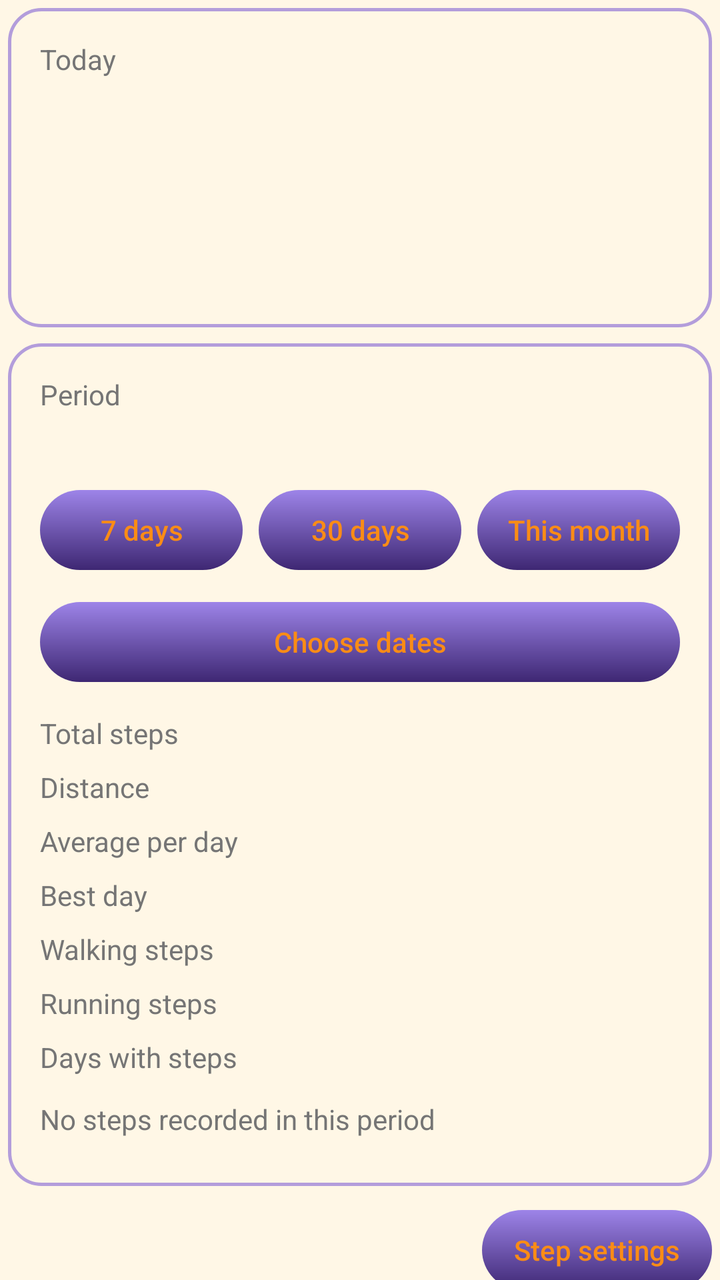
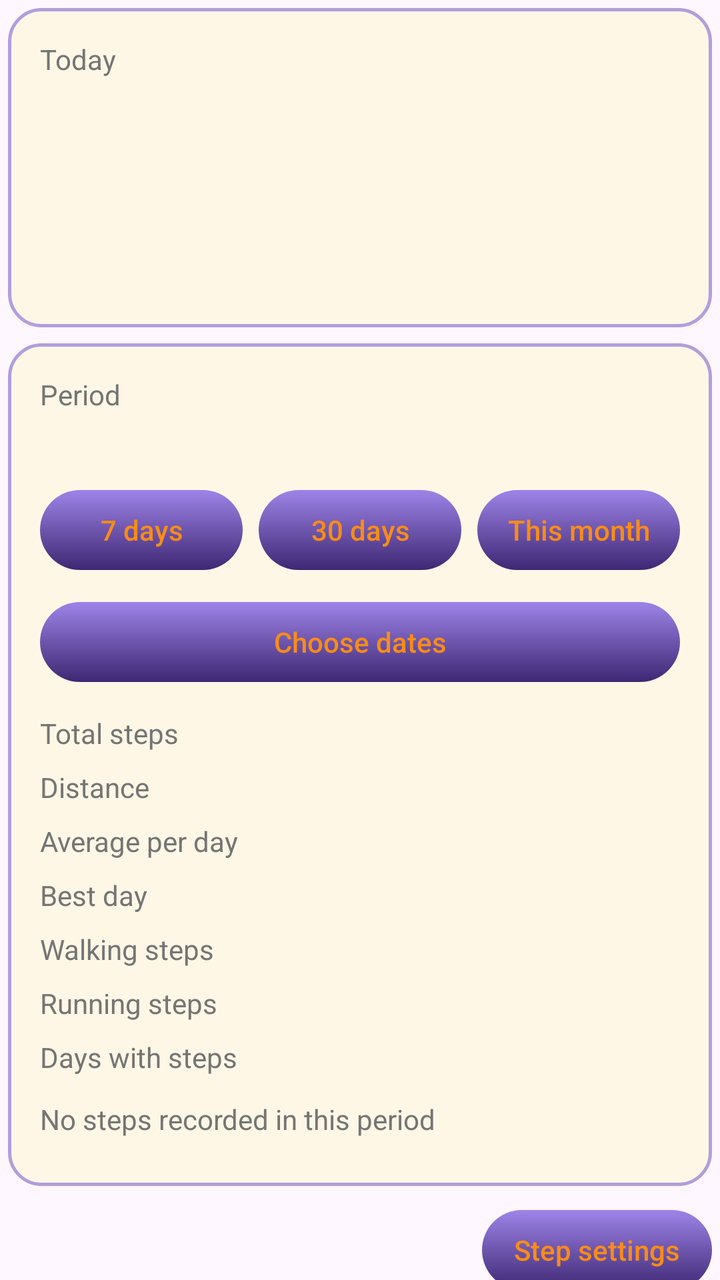

Before-and-after screenshots of an Android layout around one commit, followed by the original layout XML and the change that was made.
<!-- AndroidManifest.xml: application theme Theme.MyAssistant -->
<!-- res/layout/fragment_steps.xml -->
<?xml version="1.0" encoding="utf-8"?>
<androidx.core.widget.NestedScrollView xmlns:android="http://schemas.android.com/apk/res/android"
    android:layout_width="match_parent"
    android:layout_height="match_parent"
    android:background="@color/background"
    android:fillViewport="true">

    <LinearLayout
        android:layout_width="match_parent"
        android:layout_height="wrap_content"
        android:orientation="vertical"
        android:padding="4dp">

        <LinearLayout
            android:id="@+id/accessPanel"
            android:layout_width="match_parent"
            android:layout_height="wrap_content"
            android:layout_marginBottom="8dp"
            android:background="@drawable/bg_spinner_dropdown"
            android:orientation="vertical"
            android:padding="16dp"
            android:visibility="gone">

            <TextView
                android:id="@+id/accessMessage"
                android:layout_width="match_parent"
                android:layout_height="wrap_content"
                android:textColor="@color/text_color"
                android:textSize="14sp" />

            <androidx.appcompat.widget.AppCompatButton
                android:id="@+id/accessButton"
                style="@style/Widget.MyAssistant.ScanButton"
                android:layout_width="wrap_content"
                android:layout_height="wrap_content"
                android:layout_marginTop="8dp"
                android:minWidth="100dp"
                android:paddingStart="16dp"
                android:paddingEnd="16dp" />
        </LinearLayout>

        <LinearLayout
            android:layout_width="match_parent"
            android:layout_height="wrap_content"
            android:background="@drawable/bg_spinner_dropdown"
            android:orientation="vertical"
            android:padding="16dp">

            <TextView
                android:layout_width="wrap_content"
                android:layout_height="wrap_content"
                android:text="@string/steps_today"
                android:textColor="@color/text_secondary"
                android:textSize="14sp" />

            <TextView
                android:id="@+id/todaySteps"
                android:layout_width="wrap_content"
                android:layout_height="wrap_content"
                android:textColor="@color/text_color"
                android:textSize="44sp"
                android:textStyle="bold" />

            <TextView
                android:id="@+id/todayDistance"
                android:layout_width="wrap_content"
                android:layout_height="wrap_content"
                android:textColor="@color/text_color"
                android:textSize="20sp" />

            <TextView
                android:id="@+id/todaySplit"
                android:layout_width="wrap_content"
                android:layout_height="wrap_content"
                android:layout_marginTop="4dp"
                android:textColor="@color/text_secondary"
                android:textSize="14sp" />
        </LinearLayout>

        <LinearLayout
            android:layout_width="match_parent"
            android:layout_height="wrap_content"
            android:layout_marginTop="8dp"
            android:background="@drawable/bg_spinner_dropdown"
            android:orientation="vertical"
            android:padding="16dp">

            <TextView
                android:layout_width="wrap_content"
                android:layout_height="wrap_content"
                android:text="@string/steps_period"
                android:textColor="@color/text_secondary"
                android:textSize="14sp" />

            <TextView
                android:id="@+id/periodRange"
                android:layout_width="wrap_content"
                android:layout_height="wrap_content"
                android:layout_marginTop="2dp"
                android:textColor="@color/text_color"
                android:textSize="18sp"
                android:textStyle="bold" />

            <LinearLayout
                android:layout_width="match_parent"
                android:layout_height="wrap_content"
                android:layout_marginTop="8dp"
                android:orientation="horizontal">

                <androidx.appcompat.widget.AppCompatButton
                    android:id="@+id/last7Button"
                    style="@style/Widget.MyAssistant.ScanButton"
                    android:layout_width="0dp"
                    android:layout_height="wrap_content"
                    android:layout_marginEnd="4dp"
                    android:layout_weight="1"
                    android:text="@string/steps_last_7" />

                <androidx.appcompat.widget.AppCompatButton
                    android:id="@+id/last30Button"
                    style="@style/Widget.MyAssistant.ScanButton"
                    android:layout_width="0dp"
                    android:layout_height="wrap_content"
                    android:layout_marginStart="4dp"
                    android:layout_marginEnd="4dp"
                    android:layout_weight="1"
                    android:text="@string/steps_last_30" />

                <androidx.appcompat.widget.AppCompatButton
                    android:id="@+id/monthButton"
                    style="@style/Widget.MyAssistant.ScanButton"
                    android:layout_width="0dp"
                    android:layout_height="wrap_content"
                    android:layout_marginStart="4dp"
                    android:layout_weight="1"
                    android:text="@string/steps_this_month" />
            </LinearLayout>

            <androidx.appcompat.widget.AppCompatButton
                android:id="@+id/pickDatesButton"
                style="@style/Widget.MyAssistant.ScanButton"
                android:layout_width="match_parent"
                android:layout_height="wrap_content"
                android:layout_marginTop="8dp"
                android:text="@string/steps_pick_dates" />

            <TableLayout
                android:layout_width="match_parent"
                android:layout_height="wrap_content"
                android:layout_marginTop="8dp"
                android:stretchColumns="1">

            <TableRow android:paddingTop="4dp" android:paddingBottom="4dp">

                <TextView
                    android:text="@string/steps_total"
                    android:textColor="@color/text_secondary"
                    android:textSize="14sp" />

                <TextView
                    android:id="@+id/statTotal"
                    android:gravity="end"
                    android:textColor="@color/text_color"
                    android:textSize="14sp"
                    android:textStyle="bold" />
            </TableRow>

            <TableRow android:paddingTop="4dp" android:paddingBottom="4dp">

                <TextView
                    android:text="@string/steps_distance"
                    android:textColor="@color/text_secondary"
                    android:textSize="14sp" />

                <TextView
                    android:id="@+id/statDistance"
                    android:gravity="end"
                    android:textColor="@color/text_color"
                    android:textSize="14sp"
                    android:textStyle="bold" />
            </TableRow>

            <TableRow android:paddingTop="4dp" android:paddingBottom="4dp">

                <TextView
                    android:text="@string/steps_average"
                    android:textColor="@color/text_secondary"
                    android:textSize="14sp" />

                <TextView
                    android:id="@+id/statAverage"
                    android:gravity="end"
                    android:textColor="@color/text_color"
                    android:textSize="14sp"
                    android:textStyle="bold" />
            </TableRow>

            <TableRow android:paddingTop="4dp" android:paddingBottom="4dp">

                <TextView
                    android:text="@string/steps_best_day"
                    android:textColor="@color/text_secondary"
                    android:textSize="14sp" />

                <TextView
                    android:id="@+id/statBest"
                    android:gravity="end"
                    android:textColor="@color/text_color"
                    android:textSize="14sp"
                    android:textStyle="bold" />
            </TableRow>

            <TableRow android:paddingTop="4dp" android:paddingBottom="4dp">

                <TextView
                    android:text="@string/steps_walking"
                    android:textColor="@color/text_secondary"
                    android:textSize="14sp" />

                <TextView
                    android:id="@+id/statWalking"
                    android:gravity="end"
                    android:textColor="@color/text_color"
                    android:textSize="14sp"
                    android:textStyle="bold" />
            </TableRow>

            <TableRow android:paddingTop="4dp" android:paddingBottom="4dp">

                <TextView
                    android:text="@string/steps_running"
                    android:textColor="@color/text_secondary"
                    android:textSize="14sp" />

                <TextView
                    android:id="@+id/statRunning"
                    android:gravity="end"
                    android:textColor="@color/text_color"
                    android:textSize="14sp"
                    android:textStyle="bold" />
            </TableRow>

            <TableRow android:paddingTop="4dp" android:paddingBottom="4dp">

                <TextView
                    android:text="@string/steps_active_days"
                    android:textColor="@color/text_secondary"
                    android:textSize="14sp" />

                <TextView
                    android:id="@+id/statActive"
                    android:gravity="end"
                    android:textColor="@color/text_color"
                    android:textSize="14sp"
                    android:textStyle="bold" />
            </TableRow>

            </TableLayout>

            <TextView
                android:id="@+id/periodEmpty"
                android:layout_width="match_parent"
                android:layout_height="wrap_content"
                android:layout_marginTop="8dp"
                android:text="@string/steps_no_data"
                android:textColor="@color/text_secondary"
                android:textSize="14sp" />

            <androidx.recyclerview.widget.RecyclerView
                android:id="@+id/dayRecycler"
                android:layout_width="match_parent"
                android:layout_height="wrap_content"
                android:layout_marginTop="8dp"
                android:nestedScrollingEnabled="false" />
        </LinearLayout>

        <LinearLayout
            android:layout_width="match_parent"
            android:layout_height="wrap_content"
            android:layout_marginTop="8dp"
            android:layout_marginBottom="12dp"
            android:gravity="end"
            android:orientation="horizontal">

            <androidx.appcompat.widget.AppCompatButton
                android:id="@+id/settingsButton"
                style="@style/Widget.MyAssistant.ScanButton"
                android:layout_width="wrap_content"
                android:layout_height="wrap_content"
                android:minWidth="100dp"
                android:paddingStart="16dp"
                android:paddingEnd="16dp"
                android:text="@string/steps_settings" />
        </LinearLayout>

    </LinearLayout>
</androidx.core.widget.NestedScrollView>
<!-- resources referenced by this layout -->
<resources>
  <!-- drawable bg_spinner_dropdown (drawable) -->
  <?xml version="1.0" encoding="utf-8"?>
  <shape xmlns:android="http://schemas.android.com/apk/res/android"
      android:shape="rectangle">
  
      <solid android:color="@color/background" />
  
      <stroke
          android:width="1.5dp"
          android:color="@color/outline" />
  
      <corners android:radius="16dp" />
  </shape>
  <style name="Widget.MyAssistant.ScanButton" parent="Widget.AppCompat.Button">
          <item name="android:background">@drawable/button_selector</item>
          <item name="android:textColor">@color/text_color_btn</item>
          <item name="android:textAllCaps">false</item>
          <item name="android:stateListAnimator">@null</item>
      </style>
  <!-- drawable button_selector (drawable) -->
  <?xml version="1.0" encoding="utf-8"?>
  <selector xmlns:android="http://schemas.android.com/apk/res/android">
  
      <item android:state_pressed="true">
          <inset
              android:insetTop="4dp"
              android:insetBottom="4dp">
              <shape android:shape="rectangle">
                  <gradient
                      android:type="linear"
                      android:angle="55"
                      android:startColor="@color/button_end"
                      android:endColor="@color/button_pressed_end"/>
                  <corners android:radius="20dp" />
              </shape>
          </inset>
      </item>
  
      <item>
          <inset
              android:insetTop="4dp"
              android:insetBottom="4dp">
              <shape android:shape="rectangle">
                  <gradient
                      android:type="linear"
                      android:angle="125"
                      android:startColor="@color/button_start"
                      android:endColor="@color/button_end" />
                  <corners android:radius="20dp" />
              </shape>
          </inset>
      </item>
  
  </selector>
  <style name="Base.Theme.MyAssistant" parent="Theme.Material3.DayNight.NoActionBar">
          <item name="materialSwitchStyle">@style/MyAssistantMaterialSwitch</item>
          <item name="android:windowLightStatusBar">@bool/light_status_bar</item>
  
          <item name="colorPrimary">@color/md_primary</item>
          <item name="colorOnPrimary">@color/md_on_primary</item>
          <item name="android:colorBackground">@color/md_background</item>
          <item name="colorSurface">@color/md_surface</item>
          <item name="colorSurfaceContainerLowest">@color/md_surface_container_lowest</item>
          <item name="colorSurfaceContainerLow">@color/md_surface_container_low</item>
          <item name="colorSurfaceContainer">@color/md_surface_container</item>
          <item name="colorSurfaceContainerHigh">@color/md_surface_container_high</item>
          <item name="colorSurfaceContainerHighest">@color/md_surface_container_highest</item>
          <item name="colorOnSurface">@color/md_on_surface</item>
          <item name="colorSurfaceVariant">@color/md_surface_variant</item>
          <item name="colorOnSurfaceVariant">@color/md_on_surface_variant</item>
          <item name="colorOutline">@color/md_outline</item>
      </style>
  <!-- unchanged entries left out for length: 40 -->
</resources>

<!-- the commit's change to res/layout/fragment_steps.xml (unified diff, before → after) -->
@@ -2,7 +2,6 @@
 <androidx.core.widget.NestedScrollView xmlns:android="http://schemas.android.com/apk/res/android"
     android:layout_width="match_parent"
     android:layout_height="match_parent"
-    android:background="@color/background"
     android:fillViewport="true">
 
     <LinearLayout
@@ -25,7 +24,7 @@
                 android:id="@+id/accessMessage"
                 android:layout_width="match_parent"
                 android:layout_height="wrap_content"
-                android:textColor="@color/text_color"
+                android:textColor="?attr/maText"
                 android:textSize="14sp" />
 
             <androidx.appcompat.widget.AppCompatButton
@@ -50,14 +49,14 @@
                 android:layout_width="wrap_content"
                 android:layout_height="wrap_content"
                 android:text="@string/steps_today"
-                android:textColor="@color/text_secondary"
+                android:textColor="?attr/maTextSecondary"
                 android:textSize="14sp" />
 
             <TextView
                 android:id="@+id/todaySteps"
                 android:layout_width="wrap_content"
                 android:layout_height="wrap_content"
-                android:textColor="@color/text_color"
+                android:textColor="?attr/maText"
                 android:textSize="44sp"
                 android:textStyle="bold" />
 
@@ -65,7 +64,7 @@
                 android:id="@+id/todayDistance"
                 android:layout_width="wrap_content"
                 android:layout_height="wrap_content"
-                android:textColor="@color/text_color"
+                android:textColor="?attr/maText"
                 android:textSize="20sp" />
 
             <TextView
@@ -73,7 +72,7 @@
                 android:layout_width="wrap_content"
                 android:layout_height="wrap_content"
                 android:layout_marginTop="4dp"
-                android:textColor="@color/text_secondary"
+                android:textColor="?attr/maTextSecondary"
                 android:textSize="14sp" />
         </LinearLayout>
 
@@ -89,7 +88,7 @@
                 android:layout_width="wrap_content"
                 android:layout_height="wrap_content"
                 android:text="@string/steps_period"
-                android:textColor="@color/text_secondary"
+                android:textColor="?attr/maTextSecondary"
                 android:textSize="14sp" />
 
             <TextView
@@ -97,7 +96,7 @@
                 android:layout_width="wrap_content"
                 android:layout_height="wrap_content"
                 android:layout_marginTop="2dp"
-                android:textColor="@color/text_color"
+                android:textColor="?attr/maText"
                 android:textSize="18sp"
                 android:textStyle="bold" />
 
@@ -154,13 +153,13 @@
 
                 <TextView
                     android:text="@string/steps_total"
-                    android:textColor="@color/text_secondary"
+                    android:textColor="?attr/maTextSecondary"
                     android:textSize="14sp" />
 
                 <TextView
                     android:id="@+id/statTotal"
                     android:gravity="end"
-                    android:textColor="@color/text_color"
+                    android:textColor="?attr/maText"
                     android:textSize="14sp"
                     android:textStyle="bold" />
             </TableRow>
@@ -169,13 +168,13 @@
 
                 <TextView
                     android:text="@string/steps_distance"
-                    android:textColor="@color/text_secondary"
+                    android:textColor="?attr/maTextSecondary"
                     android:textSize="14sp" />
 
                 <TextView
                     android:id="@+id/statDistance"
                     android:gravity="end"
-                    android:textColor="@color/text_color"
+                    android:textColor="?attr/maText"
                     android:textSize="14sp"
                     android:textStyle="bold" />
             </TableRow>
@@ -184,13 +183,13 @@
 
                 <TextView
                     android:text="@string/steps_average"
-                    android:textColor="@color/text_secondary"
+                    android:textColor="?attr/maTextSecondary"
                     android:textSize="14sp" />
 
                 <TextView
                     android:id="@+id/statAverage"
                     android:gravity="end"
-                    android:textColor="@color/text_color"
+                    android:textColor="?attr/maText"
                     android:textSize="14sp"
                     android:textStyle="bold" />
             </TableRow>
@@ -199,13 +198,13 @@
 
                 <TextView
                     android:text="@string/steps_best_day"
-                    android:textColor="@color/text_secondary"
+                    android:textColor="?attr/maTextSecondary"
                     android:textSize="14sp" />
 
                 <TextView
                     android:id="@+id/statBest"
                     android:gravity="end"
-                    android:textColor="@color/text_color"
+                    android:textColor="?attr/maText"
                     android:textSize="14sp"
                     android:textStyle="bold" />
             </TableRow>
@@ -214,13 +213,13 @@
 
                 <TextView
                     android:text="@string/steps_walking"
-                    android:textColor="@color/text_secondary"
+                    android:textColor="?attr/maTextSecondary"
                     android:textSize="14sp" />
 
                 <TextView
                     android:id="@+id/statWalking"
                     android:gravity="end"
-                    android:textColor="@color/text_color"
+                    android:textColor="?attr/maText"
                     android:textSize="14sp"
                     android:textStyle="bold" />
             </TableRow>
@@ -229,13 +228,13 @@
 
                 <TextView
                     android:text="@string/steps_running"
-                    android:textColor="@color/text_secondary"
+                    android:textColor="?attr/maTextSecondary"
                     android:textSize="14sp" />
 
                 <TextView
                     android:id="@+id/statRunning"
                     android:gravity="end"
-                    android:textColor="@color/text_color"
+                    android:textColor="?attr/maText"
                     android:textSize="14sp"
                     android:textStyle="bold" />
             </TableRow>
@@ -244,13 +243,13 @@
 
                 <TextView
                     android:text="@string/steps_active_days"
-                    android:textColor="@color/text_secondary"
+                    android:textColor="?attr/maTextSecondary"
                     android:textSize="14sp" />
 
                 <TextView
                     android:id="@+id/statActive"
                     android:gravity="end"
-                    android:textColor="@color/text_color"
+                    android:textColor="?attr/maText"
                     android:textSize="14sp"
                     android:textStyle="bold" />
             </TableRow>
@@ -263,7 +262,7 @@
                 android:layout_height="wrap_content"
                 android:layout_marginTop="8dp"
                 android:text="@string/steps_no_data"
-                android:textColor="@color/text_secondary"
+                android:textColor="?attr/maTextSecondary"
                 android:textSize="14sp" />
 
             <androidx.recyclerview.widget.RecyclerView
<!-- resource entries referenced after the edit -->
@@ -5,17 +5,17 @@
   <shape xmlns:android="http://schemas.android.com/apk/res/android"
       android:shape="rectangle">
   
-      <solid android:color="@color/background" />
+      <solid android:color="?attr/maBackground" />
   
       <stroke
-          android:width="1.5dp"
-          android:color="@color/outline" />
+          android:width="?attr/maStroke"
+          android:color="?attr/maOutline" />
   
-      <corners android:radius="16dp" />
+      <corners android:radius="?attr/maCornerPanel" />
   </shape>
   <style name="Widget.MyAssistant.ScanButton" parent="Widget.AppCompat.Button">
           <item name="android:background">@drawable/button_selector</item>
-          <item name="android:textColor">@color/text_color_btn</item>
+          <item name="android:textColor">?attr/maButtonLabel</item>
           <item name="android:textAllCaps">false</item>
           <item name="android:stateListAnimator">@null</item>
       </style>
@@ -31,9 +31,12 @@
                   <gradient
                       android:type="linear"
                       android:angle="55"
-                      android:startColor="@color/button_end"
-                      android:endColor="@color/button_pressed_end"/>
-                  <corners android:radius="20dp" />
+                      android:startColor="?attr/maButtonEnd"
+                      android:endColor="?attr/maButtonPressedEnd"/>
+                  <stroke
+                      android:width="?attr/maButtonStroke"
+                      android:color="?attr/maButtonStrokeColor" />
+                  <corners android:radius="?attr/maCorner" />
               </shape>
           </inset>
       </item>
@@ -46,9 +49,12 @@
                   <gradient
                       android:type="linear"
                       android:angle="125"
-                      android:startColor="@color/button_start"
-                      android:endColor="@color/button_end" />
-                  <corners android:radius="20dp" />
+                      android:startColor="?attr/maButtonStart"
+                      android:endColor="?attr/maButtonEnd" />
+                  <stroke
+                      android:width="?attr/maButtonStroke"
+                      android:color="?attr/maButtonStrokeColor" />
+                  <corners android:radius="?attr/maCorner" />
               </shape>
           </inset>
       </item>
@@ -71,7 +77,42 @@
           <item name="colorSurfaceVariant">@color/md_surface_variant</item>
           <item name="colorOnSurfaceVariant">@color/md_on_surface_variant</item>
           <item name="colorOutline">@color/md_outline</item>
+  
+          <item name="maBackground">@color/background</item>
+          <item name="maText">@color/text_color</item>
+          <item name="maTextSecondary">@color/text_secondary</item>
+          <item name="maTextMuted">@color/text_muted</item>
+          <item name="maOutline">@color/outline</item>
+          <item name="maTabSelected">@color/tab_selected</item>
+          <item name="maTabText">@color/colorPrimary</item>
+          <item name="maSwitchTrack">@color/switch_track</item>
+          <item name="maAccent">@color/colorPrimary</item>
+          <item name="maButtonLabel">@color/text_color_btn</item>
+          <item name="maButtonStart">@color/button_start</item>
+          <item name="maButtonEnd">@color/button_end</item>
+          <item name="maButtonPressedEnd">@color/button_pressed_end</item>
+          <item name="maButtonStrokeColor">@android:color/transparent</item>
+          <item name="maOverdue">@color/status_overdue</item>
+          <item name="maImportant">@color/status_important</item>
+          <item name="maOk">@color/status_ok</item>
+          <item name="maCorner">20dp</item>
+          <item name="maCornerPanel">16dp</item>
+          <item name="maCornerTab">18dp</item>
+          <item name="maStroke">1.5dp</item>
+          <item name="maButtonStroke">0dp</item>
+          <item name="maBackdrop">@drawable/backdrop_classic</item>
       </style>
+  <color name="text_muted">#9E9E9E</color>
+  <color name="tab_selected">#E8DAFF</color>
+  <color name="status_overdue">#D32F2F</color>
+  <color name="status_important">#FA8C16</color>
+  <color name="status_ok">#00C853</color>
+  <!-- drawable backdrop_classic (drawable) -->
+  <?xml version="1.0" encoding="utf-8"?>
+  <shape xmlns:android="http://schemas.android.com/apk/res/android"
+      android:shape="rectangle">
+      <solid android:color="?attr/maBackground" />
+  </shape>
   <!-- unchanged entries left out for length: 40 -->
 </resources>
 
